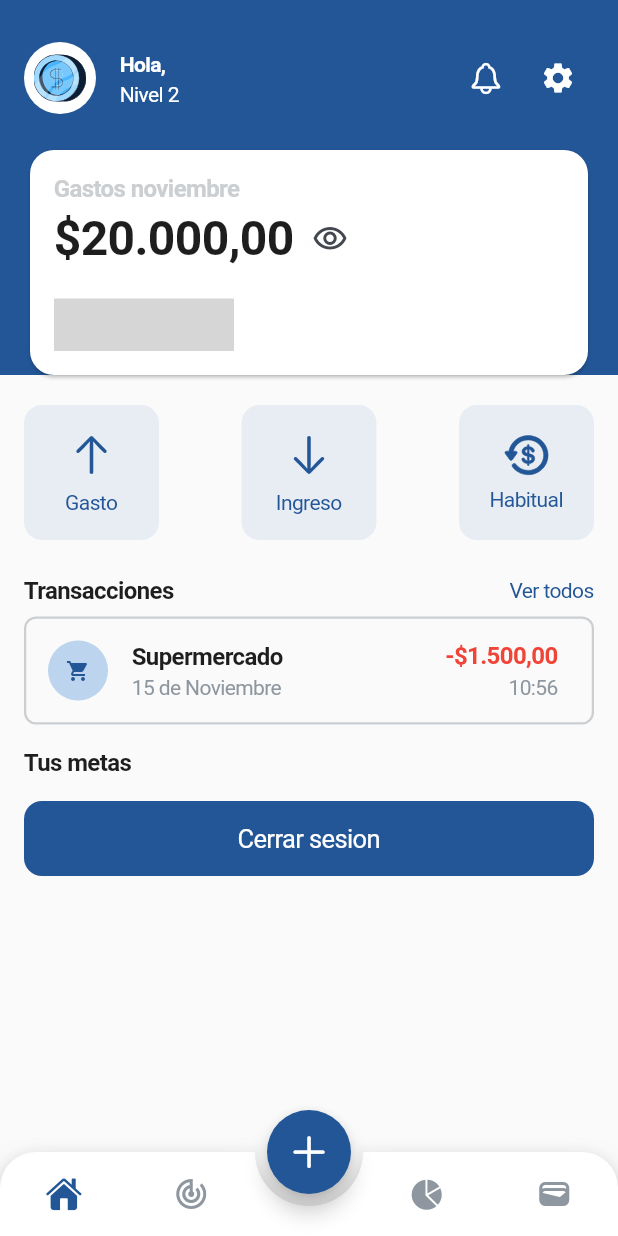
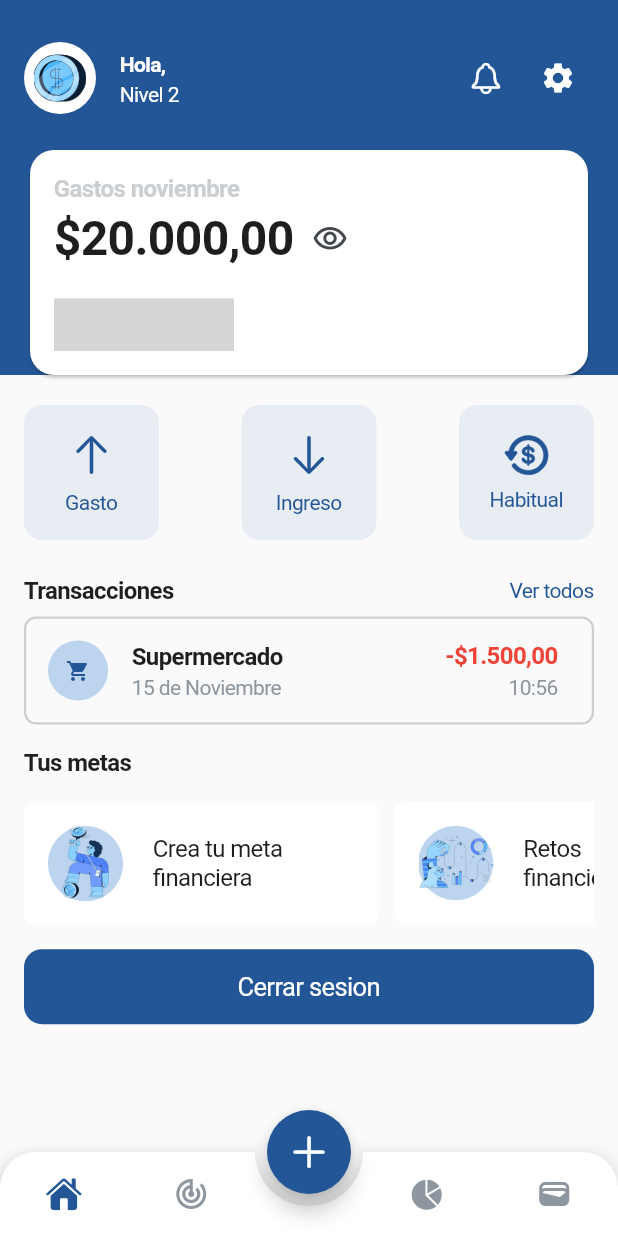
Before and after one commit to MartinBal97/money_flow, a Flutter app: the HomeScreen screen opened by its route, on a phone screen of 412 x 824 dp. Run offline on Flutter 3.47's test engine with Material 3 defaults, Android fonts, the phone set to English and light mode, and no system bars; drawn by our look-alikes of animated_bottom_navigation_bar, animated_toggle_switch; our stand-ins replace bloc, cloud_firestore, firebase_auth, firebase_core, flutter_bloc, flutter_svg and 1 more; accounts and stored records are empty; Roboto replaces fonts that are missing (SF Pro Display, SF Pro Text); grey boxes are pictures that could not be loaded.

Commit message:
ui changes

```diff
--- a/lib/presentation/pages/home/home_screen.dart
+++ b/lib/presentation/pages/home/home_screen.dart
@@ -94,6 +94,53 @@ class HomeScreenState extends State<HomeScreen> {
                   ),
                   gapH16,
                   const Text('Tus metas', style: subtitleTS),
+                  gapH16,
+
+                  SingleChildScrollView(
+                    scrollDirection: Axis.horizontal,
+                    child: Row(
+                      spacing: Sizes.p10,
+                      children: [
+                        Container(
+                          padding: const EdgeInsets.all(Sizes.p16),
+                          width: 237,
+                          decoration: BoxDecoration(
+                            color: white,
+                            borderRadius: BorderRadius.circular(Sizes.p8),
+                          ),
+                          child: Row(
+                            spacing: Sizes.p20,
+                            children: [
+                              Image.asset('assets/images/onboard_1.png', width: 50),
+                              const Text(
+                                'Crea tu meta \nfinanciera',
+                                style: bodyLargeRTS,
+                              )
+                            ],
+                          ),
+                        ),
+                        Container(
+                          padding: const EdgeInsets.all(Sizes.p16),
+                          width: 237,
+                          decoration: BoxDecoration(
+                            color: white,
+                            borderRadius: BorderRadius.circular(Sizes.p8),
+                          ),
+                          child: Row(
+                            spacing: Sizes.p20,
+                            children: [
+                              Image.asset('assets/images/onboard_2.png', width: 50),
+                              const Text(
+                                'Retos \nfinancieros',
+                                style: bodyLargeRTS,
+                              )
+                            ],
+                          ),
+                        ),
+                      ],
+                    ),
+                  ),
+
                   gapH16,
                   MainButton(
                     text: 'Cerrar sesion',
```
